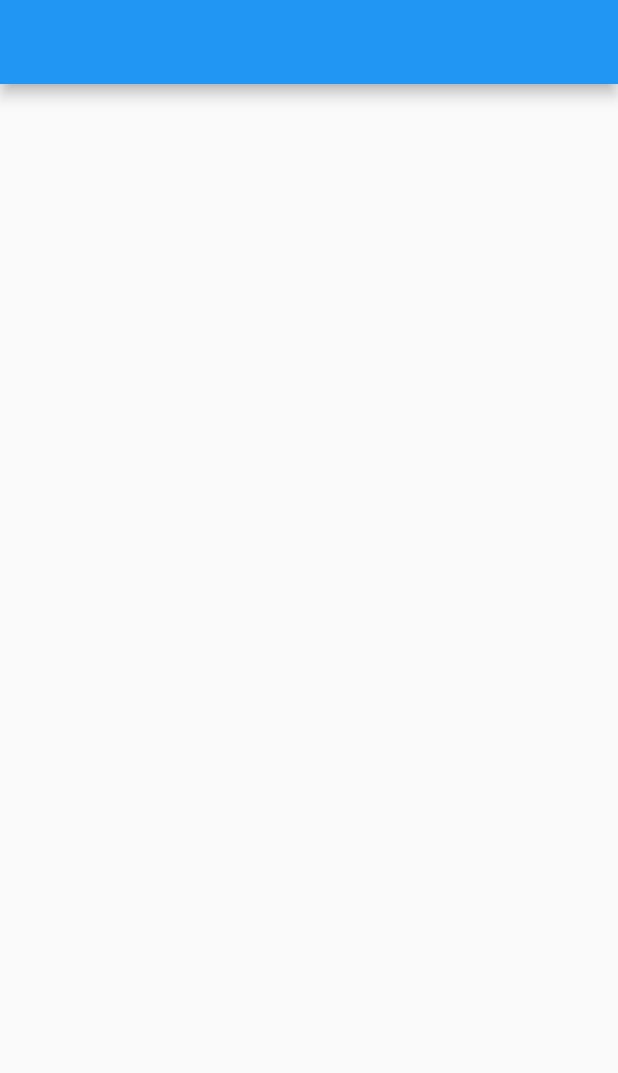
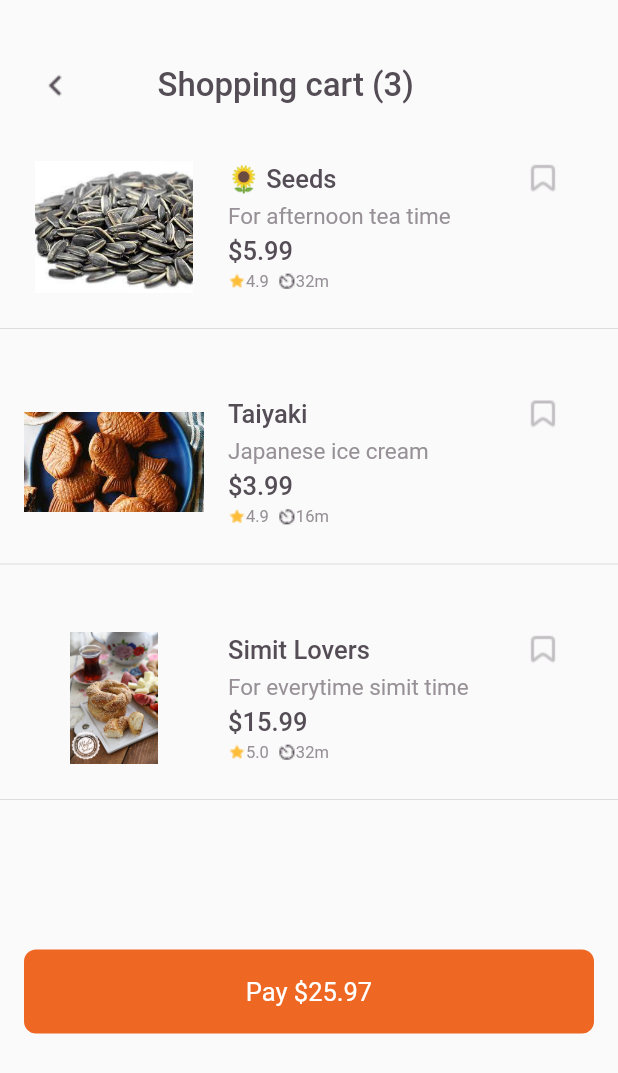
Before and after one commit to berkalimeral/shopping_card_app, a Flutter app: the screen it shows after launch, on a phone screen of 412 x 824 dp. Shown: the top 1073 px of the screen. Run offline on Flutter 3.47's test engine with Material 2 defaults, Android fonts, the phone set to English and light mode, and no system bars.

Commit message:
finish screen

```diff
--- a/lib/shopping_card.dart
+++ b/lib/shopping_card.dart
@@ -7,8 +7,187 @@ class ShoppingCard extends StatelessWidget {
   @override
   Widget build(BuildContext context) {
     return Scaffold(
-      appBar: AppBar(
-        systemOverlayStyle: SystemUiOverlayStyle.dark,
+      body: ListView(
+        children: [
+          Padding(
+            padding: const EdgeInsets.only(top: 44.0),
+            child: Row(
+              children: [
+                Padding(
+                  padding: const EdgeInsets.only(
+                    left: 25.0,
+                  ),
+                  child: Image.asset('assets/icons/ic_arrow_back.png'),
+                ),
+                const Padding(
+                  padding: EdgeInsets.symmetric(horizontal: 56.0),
+                  child: Text(
+                    'Shopping cart (3)',
+                    style: TextStyle(
+                      color: Color.fromRGBO(85, 77, 86, 1),
+                      fontWeight: FontWeight.w500,
+                      fontSize: 22,
+                    ),
+                  ),
+                ),
+              ],
+            ),
+          ),
+          buildCard(
+              imgPath: 'img_seed.jpg',
+              footTxt: '🌻 Seeds',
+              priceTxt: '\$5.99',
+              descTxt: 'For afternoon tea time',
+              starTxt: '4.9',
+              timeTxt: '32m'),
+          const Divider(),
+          buildCard(
+              imgPath: 'img_taiyaki.jpg',
+              footTxt: 'Taiyaki',
+              priceTxt: '\$3.99',
+              descTxt: 'Japanese ice cream',
+              starTxt: '4.9',
+              timeTxt: '16m'),
+          const Divider(),
+          buildCard(
+              imgPath: 'img_simit.jpg',
+              footTxt: 'Simit Lovers',
+              priceTxt: '\$15.99',
+              descTxt: 'For everytime simit time',
+              starTxt: '5.0',
+              timeTxt: '32m'),
+          const Divider(),
+          buildPayButton(),
+        ],
+      ),
+    );
+  }
+
+  Padding buildPayButton() {
+    return Padding(
+      padding:
+          const EdgeInsets.only(right: 16.0, left: 16, bottom: 50, top: 92),
+      child: Container(
+        height: 56,
+        padding: const EdgeInsets.symmetric(horizontal: 40),
+        decoration: BoxDecoration(
+          color: const Color.fromRGBO(238, 103, 35, 1),
+          borderRadius: BorderRadius.circular(8),
+        ),
+        child: const Center(
+          child: Text(
+            'Pay \$25.97',
+            style: TextStyle(
+              fontSize: 17,
+              color: Color.fromRGBO(255, 255, 255, 1),
+            ),
+          ),
+        ),
+      ),
+    );
+  }
+
+  Widget buildCard(
+      {required String imgPath,
+      required String footTxt,
+      required priceTxt,
+      required String starTxt,
+      required String timeTxt,
+      required String descTxt}) {
+    return Padding(
+      padding: const EdgeInsets.only(top: 21.0),
+      child: SizedBox(
+        width: double.infinity,
+        height: 120,
+        child: Row(
+          children: [
+            Padding(
+              padding: const EdgeInsets.only(left: 16.0, bottom: 16, top: 16),
+              child: Container(
+                  width: 120,
+                  height: 120,
+                  decoration:
+                      BoxDecoration(borderRadius: BorderRadius.circular(6)),
+                  child: Image.asset(
+                    'assets/images/$imgPath',
+                    fit: BoxFit.contain,
+                  )),
+            ),
+            Padding(
+              padding: const EdgeInsets.only(top: 16.0, left: 16),
+              child: Column(
+                crossAxisAlignment: CrossAxisAlignment.start,
+                children: [
+                  Row(
+                    children: [
+                      SizedBox(
+                          width: 198,
+                          child: Text(
+                            footTxt,
+                            textAlign: TextAlign.left,
+                            style: const TextStyle(
+                                fontSize: 17,
+                                fontWeight: FontWeight.w500,
+                                color: Color.fromRGBO(85, 77, 86, 1)),
+                          )),
+                      Image.asset('assets/icons/ic_save.png')
+                    ],
+                  ),
+                  const SizedBox(
+                    height: 4,
+                  ),
+                  Text(
+                    descTxt,
+                    style: const TextStyle(
+                      fontSize: 15,
+                      color: Color.fromRGBO(151, 145, 151, 1),
+                    ),
+                  ),
+                  const SizedBox(
+                    height: 4,
+                  ),
+                  Text(
+                    priceTxt,
+                    textAlign: TextAlign.left,
+                    style: const TextStyle(
+                      fontWeight: FontWeight.w500,
+                      fontSize: 17,
+                      color: Color.fromRGBO(85, 77, 86, 1),
+                    ),
+                  ),
+                  const SizedBox(
+                    height: 4,
+                  ),
+                  Row(
+                    children: [
+                      Image.asset('assets/icons/ic_star.png'),
+                      Text(
+                        starTxt,
+                        textAlign: TextAlign.left,
+                        style: const TextStyle(
+                          fontSize: 11,
+                          color: Color.fromRGBO(151, 145, 151, 1),
+                        ),
+                      ),
+                      const SizedBox(
+                        width: 6,
+                      ),
+                      Image.asset('assets/icons/ic_time.png'),
+                      Text(
+                        timeTxt,
+                        textAlign: TextAlign.left,
+                        style: const TextStyle(
+                          fontSize: 11,
+                          color: Color.fromRGBO(151, 145, 151, 1),
+                        ),
+                      ),
+                    ],
+                  ),
+                ],
+              ),
+            ),
+          ],
+        ),
       ),
     );
   }
--- a/pubspec.yaml
+++ b/pubspec.yaml
@@ -58,9 +58,9 @@ flutter:
   uses-material-design: true
 
   # To add assets to your application, add an assets section, like this:
-  # assets:
-  #   - images/a_dot_burr.jpeg
-  #   - images/a_dot_ham.jpeg
+  assets:
+    - assets/icons/
+    - assets/images/
 
   # An image asset can refer to one or more resolution-specific "variants", see
   # https://flutter.dev/assets-and-images/#resolution-aware
```
Also changed, not shown: assets/icons/ic_arrow_back.png (added), assets/icons/ic_save.png (added), assets/icons/ic_star.png (added), assets/icons/ic_time.png (added), assets/images/img_seed.jpg (added), assets/images/img_simit.jpg (added), assets/images/img_taiyaki.jpg (added).
